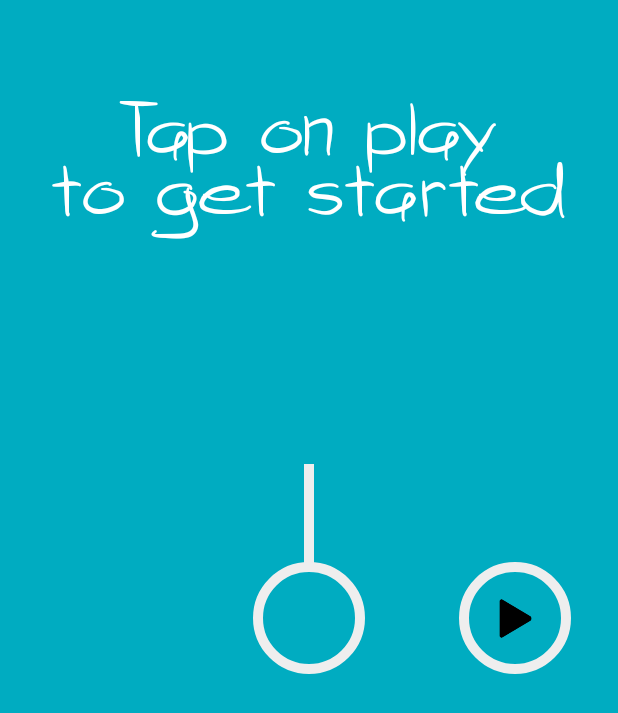
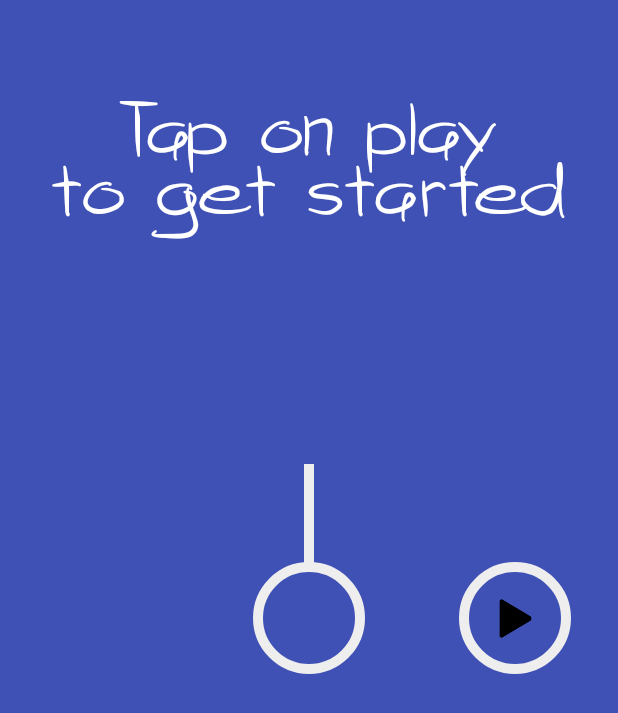
Before and after one commit to Anwesh43/Trispy, an Android app: the MainActivity screen opened directly, with no data from a screen before it, on a phone screen of 412 x 824 dp. Shown: the top 713 px of the screen. Run offline under Robolectric (Android 15) with nearby library versions, the phone set to English and light mode, and no system bars.

Commit message:
chaning color of line by adding alpha

```diff
--- a/app/src/main/java/com/anwesome/game/trispy/GameConstants.java
+++ b/app/src/main/java/com/anwesome/game/trispy/GameConstants.java
@@ -10,7 +10,7 @@ public class GameConstants {
     public static final int ROTATING_LINE_COLOR = Color.parseColor("#EEEEEE");
     public static final int RING_RADIUS_SCALE = 40;
     public static final float ROTATING_SPEED = 6;
-    public static final int BACK_COLOR = Color.parseColor("#00ACC1");
+    public static final int BACK_COLOR = Color.parseColor("#3F51B5");
     public static final int STROKE_SIZE = 10;
     public static final float LINE_SCALE = 2.5f;
     public static final String GAME_OVER_TEXT ="GAME OVER";
@@ -19,10 +19,10 @@ public class GameConstants {
     public static final String SCORE_KEY="score";
     public static final String BACKGROUND_SOUND_FILE="sureal_chase.mp3";
     public static final float BACKGROUND_SOUND_VOLUME = 0.4f;
-    public static final String GAME_BACK_COLORS[] = {"#3F51B5","#AB47BC","#00BFA5","#00897B"};
+    public static final String GAME_BACK_COLORS[] = {"#3F51B5","#6A1B9A","#00BFA5","#00897B"};
     public static final int[] colors = {Color.parseColor("#2196F3"),Color.parseColor("#f44336"),Color.parseColor("#69F0AE"),Color.parseColor("#FF6E40")};
     public static final String AD_UNIT_ID = "ca-app-pub-8926878958976462/2194723637";
     public static final String GAME_PLAYED_KEY = "GAME_PLAYED";
-    public static final String SPLASH_BACK_COLOR = "#00ACC1";
+    public static final String SPLASH_BACK_COLOR = "#263238";
     public static final int MENU_BALL_COLOR = Color.parseColor("#EEEEEE");
 }
--- a/app/src/main/java/com/anwesome/game/trispy/gameobjects/RotatingLine.java
+++ b/app/src/main/java/com/anwesome/game/trispy/gameobjects/RotatingLine.java
@@ -4,23 +4,24 @@ import android.graphics.*;
 import com.anwesome.game.trispy.GameConstants;
 
 public class RotatingLine {
-    private int alpha = 255;
+    private int alpha = 110;
     private float rot = 270,maxSpeed = GameConstants.ROTATING_SPEED,speed = 0;
     private float lines = 4,radiusScale = GameConstants.RING_RADIUS_SCALE,lineScale = GameConstants.LINE_SCALE;
     private RotatingLine() {
 
     }
-    private RotatingLine(int lines,int radiusScale,int lineScale) {
+    private RotatingLine(int lines,int radiusScale,int lineScale,int alpha) {
         this.lines = lines;
         this.radiusScale = radiusScale;
         this.lineScale = lineScale;
+        this.alpha = alpha;
     }
     public void setAlpha(int alpha) {
         this.alpha = alpha;
     }
     public static RotatingLine newInstance(int... arguments) {
-        if(arguments.length == 3) {
-            return new RotatingLine(arguments[0],arguments[1],arguments[2]);
+        if(arguments.length == 4) {
+            return new RotatingLine(arguments[0],arguments[1],arguments[2],arguments[3]);
         }
         return new RotatingLine();
     }
@@ -82,7 +83,6 @@ public class RotatingLine {
             canvas.restore();
         }
         paint.setColor(color);
-        paint.setAlpha(alpha);
         canvas.drawCircle(0,0,r,paint);
         canvas.restore();
     }
--- a/app/src/main/java/com/anwesome/game/trispy/views/InteractiveView.java
+++ b/app/src/main/java/com/anwesome/game/trispy/views/InteractiveView.java
@@ -33,7 +33,7 @@ public class InteractiveView extends View{
     private Typeface typeface = null;
     protected SoundStateHandler soundStateHandler;
     protected SoundControl soundControl;
-    private RotatingLine rotatingLine = RotatingLine.newInstance(1,12,6);
+    private RotatingLine rotatingLine = RotatingLine.newInstance(1,12,6,255);
     public void setMenuBalls(MenuBall... menuBalls) {
         for(MenuBall ball:menuBalls) {
             this.menuBalls.add(ball);
```
